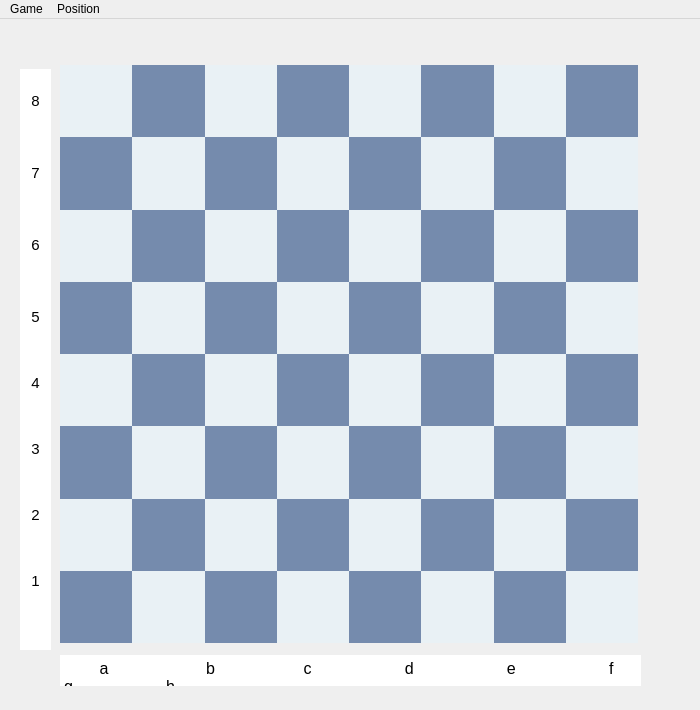
The window that mainwindow.ui (ztaous/ChessQt) describes before a commit, drawn with Qt 5.
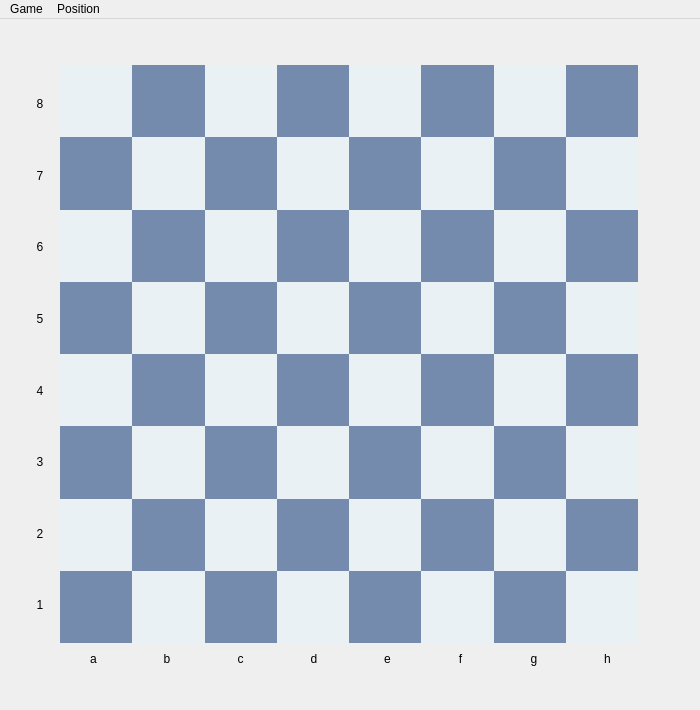
The same window after the commit.

Commit message: ui coordinates label changes

Diff of the .ui file:
```diff
--- a/mainwindow.ui
+++ b/mainwindow.ui
@@ -2959,103 +2959,6 @@
      </item>
     </layout>
    </widget>
-   <widget class="QTextEdit" name="horizontal_label">
-    <property name="geometry">
-     <rect>
-      <x>60</x>
-      <y>636</y>
-      <width>581</width>
-      <height>31</height>
-     </rect>
-    </property>
-    <property name="frameShape">
-     <enum>QFrame::NoFrame</enum>
-    </property>
-    <property name="verticalScrollBarPolicy">
-     <enum>Qt::ScrollBarAlwaysOff</enum>
-    </property>
-    <property name="horizontalScrollBarPolicy">
-     <enum>Qt::ScrollBarAlwaysOff</enum>
-    </property>
-    <property name="readOnly">
-     <bool>true</bool>
-    </property>
-    <property name="html">
-     <string>&lt;!DOCTYPE HTML PUBLIC &quot;-//W3C//DTD HTML 4.0//EN&quot; &quot;http://www.w3.org/TR/REC-html40/strict.dtd&quot;&gt;
-&lt;html&gt;&lt;head&gt;&lt;meta name=&quot;qrichtext&quot; content=&quot;1&quot; /&gt;&lt;meta charset=&quot;utf-8&quot; /&gt;&lt;style type=&quot;text/css&quot;&gt;
-p, li { white-space: pre-wrap; }
-hr { height: 1px; border-width: 0; }
-li.unchecked::marker { content: &quot;\2610&quot;; }
-li.checked::marker { content: &quot;\2612&quot;; }
-&lt;/style&gt;&lt;/head&gt;&lt;body style=&quot; font-family:'Lato'; font-size:12pt; font-weight:400; font-style:normal;&quot;&gt;
-&lt;p style=&quot; margin-top:0px; margin-bottom:0px; margin-left:0px; margin-right:0px; -qt-block-indent:0; text-indent:0px;&quot;&gt;        a                      b                    c                     d                     e                     f                     g                     h&lt;/p&gt;&lt;/body&gt;&lt;/html&gt;</string>
-    </property>
-   </widget>
-   <widget class="QTextEdit" name="vertical_label">
-    <property name="geometry">
-     <rect>
-      <x>20</x>
-      <y>50</y>
-      <width>31</width>
-      <height>581</height>
-     </rect>
-    </property>
-    <property name="frameShape">
-     <enum>QFrame::NoFrame</enum>
-    </property>
-    <property name="lineWidth">
-     <number>0</number>
-    </property>
-    <property name="verticalScrollBarPolicy">
-     <enum>Qt::ScrollBarAlwaysOff</enum>
-    </property>
-    <property name="horizontalScrollBarPolicy">
-     <enum>Qt::ScrollBarAlwaysOff</enum>
-    </property>
-    <property name="readOnly">
-     <bool>true</bool>
-    </property>
-    <property name="html">
-     <string>&lt;!DOCTYPE HTML PUBLIC &quot;-//W3C//DTD HTML 4.0//EN&quot; &quot;http://www.w3.org/TR/REC-html40/strict.dtd&quot;&gt;
-&lt;html&gt;&lt;head&gt;&lt;meta name=&quot;qrichtext&quot; content=&quot;1&quot; /&gt;&lt;meta charset=&quot;utf-8&quot; /&gt;&lt;style type=&quot;text/css&quot;&gt;
-p, li { white-space: pre-wrap; }
-hr { height: 1px; border-width: 0; }
-li.unchecked::marker { content: &quot;\2610&quot;; }
-li.checked::marker { content: &quot;\2612&quot;; }
-&lt;/style&gt;&lt;/head&gt;&lt;body style=&quot; font-family:'Lato'; font-size:12pt; font-weight:400; font-style:normal;&quot;&gt;
-&lt;p align=&quot;center&quot; style=&quot;-qt-paragraph-type:empty; margin-top:0px; margin-bottom:0px; margin-left:0px; margin-right:0px; -qt-block-indent:0; text-indent:0px;&quot;&gt;&lt;br /&gt;&lt;/p&gt;
-&lt;p align=&quot;center&quot; style=&quot; margin-top:0px; margin-bottom:0px; margin-left:0px; margin-right:0px; -qt-block-indent:0; text-indent:0px;&quot;&gt;&lt;span style=&quot; font-size:11pt;&quot;&gt;8&lt;/span&gt;&lt;/p&gt;
-&lt;p align=&quot;center&quot; style=&quot;-qt-paragraph-type:empty; margin-top:0px; margin-bottom:0px; margin-left:0px; margin-right:0px; -qt-block-indent:0; text-indent:0px; font-size:11pt;&quot;&gt;&lt;br /&gt;&lt;/p&gt;
-&lt;p align=&quot;center&quot; style=&quot;-qt-paragraph-type:empty; margin-top:0px; margin-bottom:0px; margin-left:0px; margin-right:0px; -qt-block-indent:0; text-indent:0px; font-size:11pt;&quot;&gt;&lt;br /&gt;&lt;/p&gt;
-&lt;p align=&quot;center&quot; style=&quot;-qt-paragraph-type:empty; margin-top:0px; margin-bottom:0px; margin-left:0px; margin-right:0px; -qt-block-indent:0; text-indent:0px; font-size:11pt;&quot;&gt;&lt;br /&gt;&lt;/p&gt;
-&lt;p align=&quot;center&quot; style=&quot; margin-top:0px; margin-bottom:0px; margin-left:0px; margin-right:0px; -qt-block-indent:0; text-indent:0px;&quot;&gt;&lt;span style=&quot; font-size:11pt;&quot;&gt;7&lt;/span&gt;&lt;/p&gt;
-&lt;p align=&quot;center&quot; style=&quot;-qt-paragraph-type:empty; margin-top:0px; margin-bottom:0px; margin-left:0px; margin-right:0px; -qt-block-indent:0; text-indent:0px; font-size:11pt;&quot;&gt;&lt;br /&gt;&lt;/p&gt;
-&lt;p align=&quot;center&quot; style=&quot;-qt-paragraph-type:empty; margin-top:0px; margin-bottom:0px; margin-left:0px; margin-right:0px; -qt-block-indent:0; text-indent:0px; font-size:11pt;&quot;&gt;&lt;br /&gt;&lt;/p&gt;
-&lt;p align=&quot;center&quot; style=&quot;-qt-paragraph-type:empty; margin-top:0px; margin-bottom:0px; margin-left:0px; margin-right:0px; -qt-block-indent:0; text-indent:0px; font-size:11pt;&quot;&gt;&lt;br /&gt;&lt;/p&gt;
-&lt;p align=&quot;center&quot; style=&quot; margin-top:0px; margin-bottom:0px; margin-left:0px; margin-right:0px; -qt-block-indent:0; text-indent:0px;&quot;&gt;&lt;span style=&quot; font-size:11pt;&quot;&gt;6&lt;/span&gt;&lt;/p&gt;
-&lt;p align=&quot;center&quot; style=&quot;-qt-paragraph-type:empty; margin-top:0px; margin-bottom:0px; margin-left:0px; margin-right:0px; -qt-block-indent:0; text-indent:0px; font-size:11pt;&quot;&gt;&lt;br /&gt;&lt;/p&gt;
-&lt;p align=&quot;center&quot; style=&quot;-qt-paragraph-type:empty; margin-top:0px; margin-bottom:0px; margin-left:0px; margin-right:0px; -qt-block-indent:0; text-indent:0px; font-size:11pt;&quot;&gt;&lt;br /&gt;&lt;/p&gt;
-&lt;p align=&quot;center&quot; style=&quot;-qt-paragraph-type:empty; margin-top:0px; margin-bottom:0px; margin-left:0px; margin-right:0px; -qt-block-indent:0; text-indent:0px; font-size:11pt;&quot;&gt;&lt;br /&gt;&lt;/p&gt;
-&lt;p align=&quot;center&quot; style=&quot; margin-top:0px; margin-bottom:0px; margin-left:0px; margin-right:0px; -qt-block-indent:0; text-indent:0px;&quot;&gt;&lt;span style=&quot; font-size:11pt;&quot;&gt;5&lt;/span&gt;&lt;/p&gt;
-&lt;p align=&quot;center&quot; style=&quot;-qt-paragraph-type:empty; margin-top:0px; margin-bottom:0px; margin-left:0px; margin-right:0px; -qt-block-indent:0; text-indent:0px; font-size:11pt;&quot;&gt;&lt;br /&gt;&lt;/p&gt;
-&lt;p align=&quot;center&quot; style=&quot;-qt-paragraph-type:empty; margin-top:0px; margin-bottom:0px; margin-left:0px; margin-right:0px; -qt-block-indent:0; text-indent:0px; font-size:10pt;&quot;&gt;&lt;br /&gt;&lt;/p&gt;
-&lt;p align=&quot;center&quot; style=&quot;-qt-paragraph-type:empty; margin-top:0px; margin-bottom:0px; margin-left:0px; margin-right:0px; -qt-block-indent:0; text-indent:0px; font-size:10pt;&quot;&gt;&lt;br /&gt;&lt;/p&gt;
-&lt;p align=&quot;center&quot; style=&quot; margin-top:0px; margin-bottom:0px; margin-left:0px; margin-right:0px; -qt-block-indent:0; text-indent:0px;&quot;&gt;&lt;span style=&quot; font-size:11pt;&quot;&gt;4&lt;/span&gt;&lt;/p&gt;
-&lt;p align=&quot;center&quot; style=&quot;-qt-paragraph-type:empty; margin-top:0px; margin-bottom:0px; margin-left:0px; margin-right:0px; -qt-block-indent:0; text-indent:0px; font-size:11pt;&quot;&gt;&lt;br /&gt;&lt;/p&gt;
-&lt;p align=&quot;center&quot; style=&quot;-qt-paragraph-type:empty; margin-top:0px; margin-bottom:0px; margin-left:0px; margin-right:0px; -qt-block-indent:0; text-indent:0px; font-size:10pt;&quot;&gt;&lt;br /&gt;&lt;/p&gt;
-&lt;p align=&quot;center&quot; style=&quot;-qt-paragraph-type:empty; margin-top:0px; margin-bottom:0px; margin-left:0px; margin-right:0px; -qt-block-indent:0; text-indent:0px; font-size:10pt;&quot;&gt;&lt;br /&gt;&lt;/p&gt;
-&lt;p align=&quot;center&quot; style=&quot; margin-top:0px; margin-bottom:0px; margin-left:0px; margin-right:0px; -qt-block-indent:0; text-indent:0px;&quot;&gt;&lt;span style=&quot; font-size:11pt;&quot;&gt;3&lt;/span&gt;&lt;/p&gt;
-&lt;p align=&quot;center&quot; style=&quot;-qt-paragraph-type:empty; margin-top:0px; margin-bottom:0px; margin-left:0px; margin-right:0px; -qt-block-indent:0; text-indent:0px; font-size:11pt;&quot;&gt;&lt;br /&gt;&lt;/p&gt;
-&lt;p align=&quot;center&quot; style=&quot;-qt-paragraph-type:empty; margin-top:0px; margin-bottom:0px; margin-left:0px; margin-right:0px; -qt-block-indent:0; text-indent:0px; font-size:10pt;&quot;&gt;&lt;br /&gt;&lt;/p&gt;
-&lt;p align=&quot;center&quot; style=&quot;-qt-paragraph-type:empty; margin-top:0px; margin-bottom:0px; margin-left:0px; margin-right:0px; -qt-block-indent:0; text-indent:0px; font-size:10pt;&quot;&gt;&lt;br /&gt;&lt;/p&gt;
-&lt;p align=&quot;center&quot; style=&quot; margin-top:0px; margin-bottom:0px; margin-left:0px; margin-right:0px; -qt-block-indent:0; text-indent:0px;&quot;&gt;&lt;span style=&quot; font-size:11pt;&quot;&gt;2&lt;/span&gt;&lt;/p&gt;
-&lt;p align=&quot;center&quot; style=&quot;-qt-paragraph-type:empty; margin-top:0px; margin-bottom:0px; margin-left:0px; margin-right:0px; -qt-block-indent:0; text-indent:0px; font-size:11pt;&quot;&gt;&lt;br /&gt;&lt;/p&gt;
-&lt;p align=&quot;center&quot; style=&quot;-qt-paragraph-type:empty; margin-top:0px; margin-bottom:0px; margin-left:0px; margin-right:0px; -qt-block-indent:0; text-indent:0px; font-size:10pt;&quot;&gt;&lt;br /&gt;&lt;/p&gt;
-&lt;p align=&quot;center&quot; style=&quot;-qt-paragraph-type:empty; margin-top:0px; margin-bottom:0px; margin-left:0px; margin-right:0px; -qt-block-indent:0; text-indent:0px; font-size:10pt;&quot;&gt;&lt;br /&gt;&lt;/p&gt;
-&lt;p align=&quot;center&quot; style=&quot; margin-top:0px; margin-bottom:0px; margin-left:0px; margin-right:0px; -qt-block-indent:0; text-indent:0px;&quot;&gt;&lt;span style=&quot; font-size:11pt;&quot;&gt;1&lt;/span&gt;&lt;/p&gt;
-&lt;p align=&quot;center&quot; style=&quot;-qt-paragraph-type:empty; margin-top:0px; margin-bottom:0px; margin-left:0px; margin-right:0px; -qt-block-indent:0; text-indent:0px; font-size:11pt;&quot;&gt;&lt;br /&gt;&lt;/p&gt;&lt;/body&gt;&lt;/html&gt;</string>
-    </property>
-   </widget>
    <widget class="QLabel" name="gameStatus">
     <property name="geometry">
      <rect>
@@ -3078,6 +2981,196 @@
      <set>Qt::AlignCenter</set>
     </property>
    </widget>
+   <widget class="QWidget" name="gridLayoutWidget">
+    <property name="geometry">
+     <rect>
+      <x>60</x>
+      <y>630</y>
+      <width>581</width>
+      <height>20</height>
+     </rect>
+    </property>
+    <layout class="QGridLayout" name="horizontalCoordinates">
+     <item row="0" column="3">
+      <widget class="QLabel" name="label_12">
+       <property name="text">
+        <string>d</string>
+       </property>
+       <property name="alignment">
+        <set>Qt::AlignCenter</set>
+       </property>
+      </widget>
+     </item>
+     <item row="0" column="7">
+      <widget class="QLabel" name="label_16">
+       <property name="text">
+        <string>h</string>
+       </property>
+       <property name="alignment">
+        <set>Qt::AlignCenter</set>
+       </property>
+      </widget>
+     </item>
+     <item row="0" column="5">
+      <widget class="QLabel" name="label_14">
+       <property name="text">
+        <string>f</string>
+       </property>
+       <property name="alignment">
+        <set>Qt::AlignCenter</set>
+       </property>
+      </widget>
+     </item>
+     <item row="0" column="0">
+      <widget class="QLabel" name="label_9">
+       <property name="text">
+        <string>a</string>
+       </property>
+       <property name="alignment">
+        <set>Qt::AlignCenter</set>
+       </property>
+      </widget>
+     </item>
+     <item row="0" column="1">
+      <widget class="QLabel" name="label_10">
+       <property name="text">
+        <string>b</string>
+       </property>
+       <property name="alignment">
+        <set>Qt::AlignCenter</set>
+       </property>
+      </widget>
+     </item>
+     <item row="0" column="6">
+      <widget class="QLabel" name="label_15">
+       <property name="text">
+        <string>g</string>
+       </property>
+       <property name="alignment">
+        <set>Qt::AlignCenter</set>
+       </property>
+      </widget>
+     </item>
+     <item row="0" column="2">
+      <widget class="QLabel" name="label_11">
+       <property name="text">
+        <string>c</string>
+       </property>
+       <property name="alignment">
+        <set>Qt::AlignCenter</set>
+       </property>
+      </widget>
+     </item>
+     <item row="0" column="4">
+      <widget class="QLabel" name="label_13">
+       <property name="text">
+        <string>e</string>
+       </property>
+       <property name="alignment">
+        <set>Qt::AlignCenter</set>
+       </property>
+      </widget>
+     </item>
+    </layout>
+   </widget>
+   <widget class="QWidget" name="gridLayoutWidget_3">
+    <property name="geometry">
+     <rect>
+      <x>30</x>
+      <y>50</y>
+      <width>20</width>
+      <height>571</height>
+     </rect>
+    </property>
+    <layout class="QGridLayout" name="verticalCoordinates">
+     <property name="horizontalSpacing">
+      <number>0</number>
+     </property>
+     <property name="verticalSpacing">
+      <number>2</number>
+     </property>
+     <item row="2" column="0">
+      <widget class="QLabel" name="label_3">
+       <property name="text">
+        <string>6</string>
+       </property>
+       <property name="alignment">
+        <set>Qt::AlignCenter</set>
+       </property>
+      </widget>
+     </item>
+     <item row="7" column="0">
+      <widget class="QLabel" name="label_8">
+       <property name="text">
+        <string>1</string>
+       </property>
+       <property name="alignment">
+        <set>Qt::AlignCenter</set>
+       </property>
+      </widget>
+     </item>
+     <item row="1" column="0">
+      <widget class="QLabel" name="label_2">
+       <property name="text">
+        <string>7</string>
+       </property>
+       <property name="alignment">
+        <set>Qt::AlignCenter</set>
+       </property>
+      </widget>
+     </item>
+     <item row="4" column="0">
+      <widget class="QLabel" name="label_5">
+       <property name="text">
+        <string>4</string>
+       </property>
+       <property name="alignment">
+        <set>Qt::AlignCenter</set>
+       </property>
+      </widget>
+     </item>
+     <item row="5" column="0">
+      <widget class="QLabel" name="label_6">
+       <property name="text">
+        <string>3</string>
+       </property>
+       <property name="alignment">
+        <set>Qt::AlignCenter</set>
+       </property>
+      </widget>
+     </item>
+     <item row="3" column="0">
+      <widget class="QLabel" name="label_4">
+       <property name="text">
+        <string>5</string>
+       </property>
+       <property name="alignment">
+        <set>Qt::AlignCenter</set>
+       </property>
+      </widget>
+     </item>
+     <item row="0" column="0">
+      <widget class="QLabel" name="label">
+       <property name="text">
+        <string>8</string>
+       </property>
+       <property name="alignment">
+        <set>Qt::AlignCenter</set>
+       </property>
+      </widget>
+     </item>
+     <item row="6" column="0">
+      <widget class="QLabel" name="label_7">
+       <property name="text">
+        <string>2</string>
+       </property>
+       <property name="alignment">
+        <set>Qt::AlignCenter</set>
+       </property>
+      </widget>
+     </item>
+    </layout>
+   </widget>
   </widget>
   <widget class="QMenuBar" name="menuBar">
    <property name="geometry">
```
Left out of the diff: 320 changed lines with no effect on the pictures.
